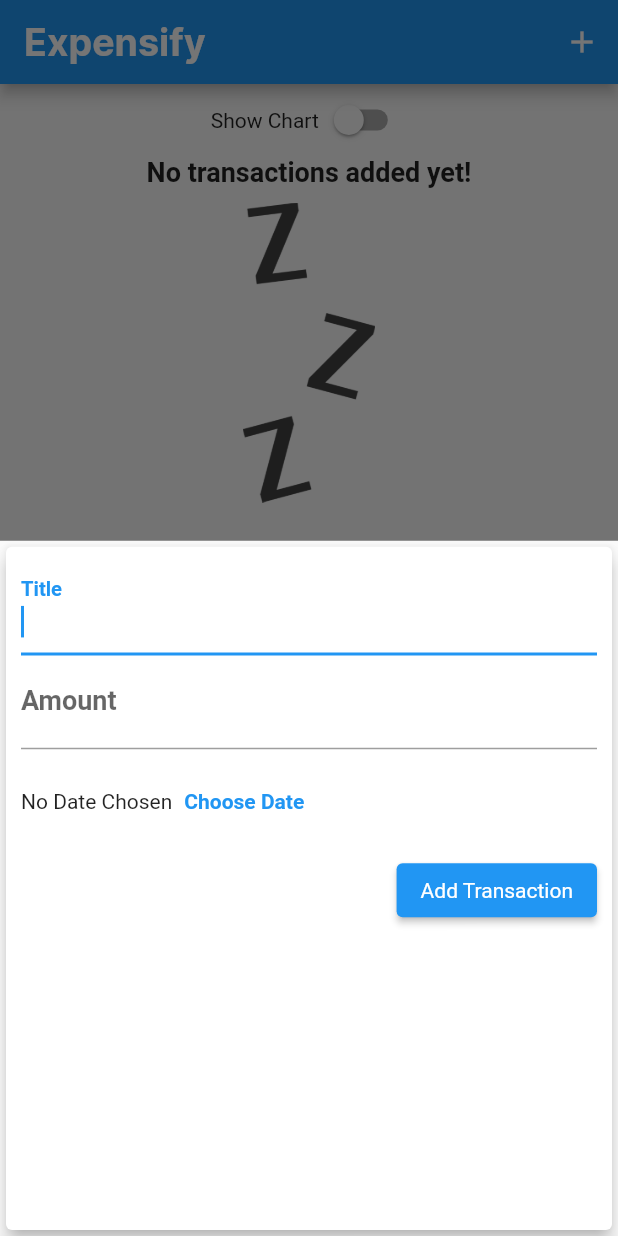
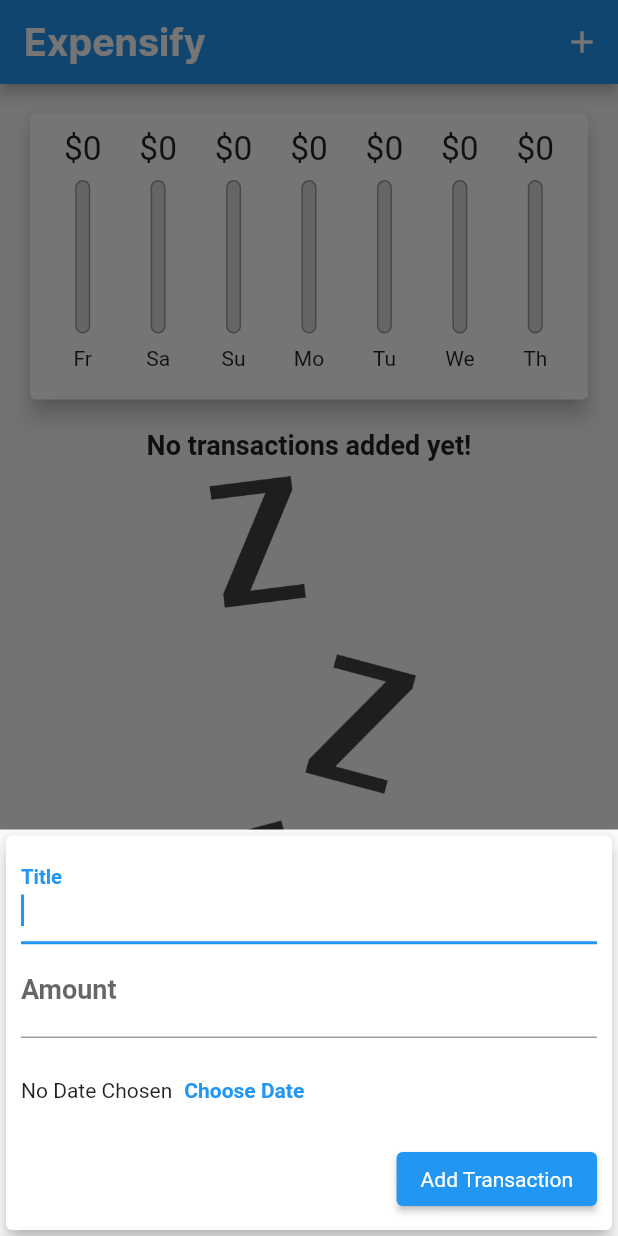
Before and after one commit to therealmai/expensify, a Flutter app: the screen it shows after launch, after a tap on the "add" icon, on a phone screen of 412 x 824 dp. Run offline on Flutter 3.47's test engine with Material 2 defaults, Android fonts, the phone set to English and light mode, and no system bars.

Commit message:
done with responsiveness

```diff
--- a/lib/main.dart
+++ b/lib/main.dart
@@ -110,6 +110,10 @@ class _MyHomePageState extends State<MyHomePage> {
 
   @override
   Widget build(BuildContext context) {
+    final mediaQuery = MediaQuery.of(context);
+    final isLandScape =
+        mediaQuery.orientation == Orientation.landscape;
+
     final appBar = AppBar(
       title: Text('Expensify'),
       actions: <Widget>[
@@ -119,6 +123,14 @@ class _MyHomePageState extends State<MyHomePage> {
         )
       ],
     );
+
+    final txListWidget = Container(
+        height: (mediaQuery.size.height -
+                appBar.preferredSize.height -
+                mediaQuery.padding.top) *
+            0.7,
+        child: TransactionList(_userTransaction, _deleteTransaction));
+
     return Scaffold(
       appBar: appBar,
       body: SingleChildScrollView(
@@ -126,6 +138,7 @@ class _MyHomePageState extends State<MyHomePage> {
           mainAxisAlignment: MainAxisAlignment.start,
           crossAxisAlignment: CrossAxisAlignment.stretch,
           children: <Widget>[
+            if (isLandScape)
               Row(
                 mainAxisAlignment: MainAxisAlignment.center,
                 children: <Widget>[
@@ -140,20 +153,23 @@ class _MyHomePageState extends State<MyHomePage> {
                   )
                 ],
               ),
-            _showChart
+            if (!isLandScape)
+            Container(
+                      height: (mediaQuery.size.height -
+                              appBar.preferredSize.height -
+                              mediaQuery.padding.top) *
+                          0.3,
+                      child: Chart(_recentTransactions),
+                      ),
+              if(!isLandScape) txListWidget,
+              if (isLandScape) _showChart
                   ? Container(
-                    height: (MediaQuery.of(context).size.height -
+                      height: (mediaQuery.size.height -
                               appBar.preferredSize.height -
-                            MediaQuery.of(context).padding.top) *
-                        0.3,
+                              mediaQuery.padding.top) *
+                          0.6,
                       child: Chart(_recentTransactions))
-                : Container(
-                    height: (MediaQuery.of(context).size.height -
-                            appBar.preferredSize.height -
-                            MediaQuery.of(context).padding.top) *
-                        0.7,
-                    child:
-                        TransactionList(_userTransaction, _deleteTransaction)),
+                  : txListWidget
           ],
         ),
       ),
--- a/lib/widgets/new_transaction.dart
+++ b/lib/widgets/new_transaction.dart
@@ -51,10 +51,15 @@ class _NewTransactionState extends State<NewTransaction> {
 
   @override
   Widget build(BuildContext context) {
-    return Card(
+    return SingleChildScrollView(
+      child: Card(
         elevation: 5,
         child: Container(
-        padding: EdgeInsets.all(10),
+          padding: EdgeInsets.only(
+              top: 10,
+              left: 10,
+              right: 10,
+              bottom: MediaQuery.of(context).viewInsets.bottom + 10),
           child: Column(
             crossAxisAlignment: CrossAxisAlignment.end,
             children: <Widget>[
@@ -99,6 +104,7 @@ class _NewTransactionState extends State<NewTransaction> {
             ],
           ),
         ),
+      ),
     );
   }
 }
--- a/lib/widgets/transaction_list.dart
+++ b/lib/widgets/transaction_list.dart
@@ -11,7 +11,8 @@ class TransactionList extends StatelessWidget {
   @override
   Widget build(BuildContext context) {
     return transactions.isEmpty
-        ? Column(
+        ? LayoutBuilder(builder: (ctx, constraints) {
+            return Column(
               children: <Widget>[
                 Text(
                   'No transactions added yet!',
@@ -19,11 +20,12 @@ class TransactionList extends StatelessWidget {
                 ),
                 SizedBox(height: 10),
                 Container(
-                  height: 200,
+                    height: constraints.maxHeight * 0.6,
                     child: Image.asset('assets/images/waiting.png',
                         fit: BoxFit.cover)),
               ],
-          )
+            );
+          })
         : ListView.builder(
             itemBuilder: (context, index) {
               return Card(
@@ -45,10 +47,20 @@ class TransactionList extends StatelessWidget {
                   subtitle: Text(
                     DateFormat.yMMMd().format(transactions[index].date),
                   ),
-                  trailing: IconButton(
+                  trailing: MediaQuery.of(context).size.width > 360
+                      ? TextButton.icon(
+                          label: Text('Delete'),
+                          onPressed: () => deleteTransaction(transactions[index].id),
+                          icon: Icon(Icons.delete),
+                          style: ButtonStyle(
+                            foregroundColor: MaterialStateProperty.all<Color>(Colors.red),
+                          )
+                      )
+                      : IconButton(
                           icon: Icon(Icons.delete),
                           color: Theme.of(context).errorColor,
-                    onPressed: () => deleteTransaction(transactions[index].id),
+                          onPressed: () =>
+                              deleteTransaction(transactions[index].id),
                         ),
                 ),
               );
```
Lines whose indentation alone changed are shown as unchanged.
